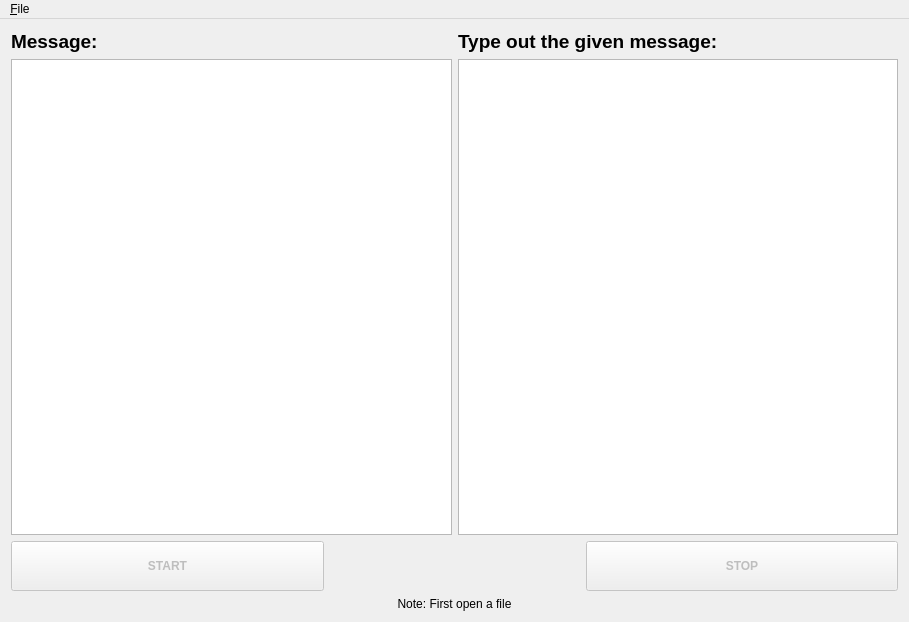
Before: the Qt Designer form mainwindow.ui in mayank1495/speedify, drawn with Qt 5.
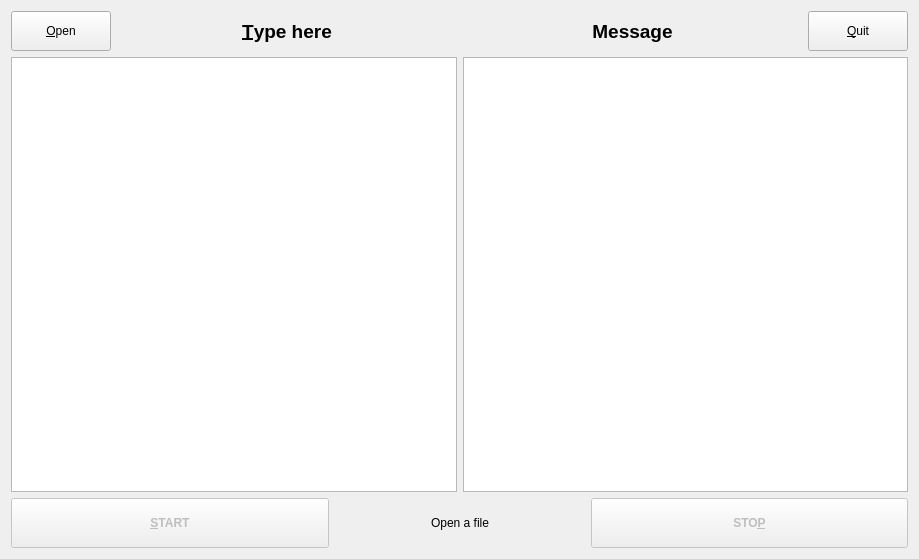
After: the same form once the commit is applied.

Diff of the .ui file:
```diff
--- a/mainwindow.ui
+++ b/mainwindow.ui
@@ -2,12 +2,15 @@
 <ui version="4.0">
  <class>MainWindow</class>
  <widget class="QMainWindow" name="MainWindow">
+  <property name="enabled">
+   <bool>true</bool>
+  </property>
   <property name="geometry">
    <rect>
     <x>0</x>
     <y>0</y>
-    <width>909</width>
-    <height>622</height>
+    <width>919</width>
+    <height>559</height>
    </rect>
   </property>
   <property name="windowTitle">
@@ -16,31 +19,140 @@
   <property name="animated">
    <bool>false</bool>
   </property>
+  <property name="tabShape">
+   <enum>QTabWidget::Rounded</enum>
+  </property>
   <widget class="QWidget" name="centralWidget">
    <layout class="QVBoxLayout" name="verticalLayout_3">
+    <item>
+     <layout class="QHBoxLayout" name="horizontalLayout_3">
+      <item>
+       <widget class="QPushButton" name="openBut">
+        <property name="sizePolicy">
+         <sizepolicy hsizetype="Minimum" vsizetype="Minimum">
+          <horstretch>0</horstretch>
+          <verstretch>0</verstretch>
+         </sizepolicy>
+        </property>
+        <property name="minimumSize">
+         <size>
+          <width>100</width>
+          <height>40</height>
+         </size>
+        </property>
+        <property name="maximumSize">
+         <size>
+          <width>100</width>
+          <height>40</height>
+         </size>
+        </property>
+        <property name="text">
+         <string>&amp;Open</string>
+        </property>
+       </widget>
+      </item>
+      <item>
+       <widget class="QLabel" name="label">
+        <property name="font">
+         <font>
+          <pointsize>14</pointsize>
+          <weight>75</weight>
+          <bold>true</bold>
+         </font>
+        </property>
+        <property name="text">
+         <string>&amp;Type here</string>
+        </property>
+        <property name="alignment">
+         <set>Qt::AlignCenter</set>
+        </property>
+        <property name="buddy">
+         <cstring>enterText</cstring>
+        </property>
+       </widget>
+      </item>
+      <item>
+       <widget class="QLabel" name="label_4">
+        <property name="font">
+         <font>
+          <pointsize>14</pointsize>
+          <weight>75</weight>
+          <bold>true</bold>
+         </font>
+        </property>
+        <property name="text">
+         <string>Message</string>
+        </property>
+        <property name="alignment">
+         <set>Qt::AlignCenter</set>
+        </property>
+       </widget>
+      </item>
+      <item>
+       <widget class="QPushButton" name="quitBut">
+        <property name="sizePolicy">
+         <sizepolicy hsizetype="Minimum" vsizetype="Minimum">
+          <horstretch>0</horstretch>
+          <verstretch>0</verstretch>
+         </sizepolicy>
+        </property>
+        <property name="minimumSize">
+         <size>
+          <width>100</width>
+          <height>40</height>
+         </size>
+        </property>
+        <property name="maximumSize">
+         <size>
+          <width>100</width>
+          <height>40</height>
+         </size>
+        </property>
+        <property name="text">
+         <string>&amp;Quit</string>
+        </property>
+       </widget>
+      </item>
+     </layout>
+    </item>
     <item>
      <layout class="QHBoxLayout" name="horizontalLayout_2">
+      <item>
+       <layout class="QVBoxLayout" name="verticalLayout">
+        <item>
+         <widget class="QTextEdit" name="enterText">
+          <property name="minimumSize">
+           <size>
+            <width>300</width>
+            <height>300</height>
+           </size>
+          </property>
+          <property name="styleSheet">
+           <string notr="true">font: 9pt &quot;Sans Serif&quot;;</string>
+          </property>
+          <property name="readOnly">
+           <bool>true</bool>
+          </property>
+          <property name="textInteractionFlags">
+           <set>Qt::NoTextInteraction</set>
+          </property>
+         </widget>
+        </item>
+       </layout>
+      </item>
       <item>
        <layout class="QVBoxLayout" name="verticalLayout_2">
-        <item>
-         <widget class="QLabel" name="label_4">
-          <property name="font">
-           <font>
-            <pointsize>14</pointsize>
-            <weight>75</weight>
-            <bold>true</bold>
-           </font>
-          </property>
-          <property name="text">
-           <string>Message:</string>
-          </property>
-         </widget>
-        </item>
         <item>
          <widget class="QTextEdit" name="fileText">
           <property name="enabled">
            <bool>true</bool>
           </property>
+          <property name="minimumSize">
+           <size>
+            <width>300</width>
+            <height>300</height>
+           </size>
+          </property>
           <property name="font">
            <font>
             <family>Droid Sans Georgian</family>
@@ -63,37 +175,6 @@
         </item>
        </layout>
       </item>
-      <item>
-       <layout class="QVBoxLayout" name="verticalLayout">
-        <item>
-         <widget class="QLabel" name="label">
-          <property name="font">
-           <font>
-            <pointsize>14</pointsize>
-            <weight>75</weight>
-            <bold>true</bold>
-           </font>
-          </property>
-          <property name="text">
-           <string>Type out the given message:</string>
-          </property>
-         </widget>
-        </item>
-        <item>
-         <widget class="QTextEdit" name="enterText">
-          <property name="styleSheet">
-           <string notr="true">font: 9pt &quot;Sans Serif&quot;;</string>
-          </property>
-          <property name="readOnly">
-           <bool>true</bool>
-          </property>
-          <property name="textInteractionFlags">
-           <set>Qt::NoTextInteraction</set>
-          </property>
-         </widget>
-        </item>
-       </layout>
-      </item>
      </layout>
     </item>
     <item>
@@ -119,7 +200,7 @@
          </font>
         </property>
         <property name="text">
-         <string>START</string>
+         <string>&amp;START</string>
         </property>
        </widget>
       </item>
@@ -138,7 +219,7 @@
          </size>
         </property>
         <property name="text">
-         <string/>
+         <string>Open a file</string>
         </property>
         <property name="alignment">
          <set>Qt::AlignCenter</set>
@@ -166,42 +247,14 @@
          </font>
         </property>
         <property name="text">
-         <string>STOP</string>
+         <string>STO&amp;P</string>
         </property>
        </widget>
       </item>
      </layout>
     </item>
-    <item>
-     <widget class="QLabel" name="label_5">
-      <property name="text">
-       <string>Note: First open a file</string>
-      </property>
-      <property name="alignment">
-       <set>Qt::AlignCenter</set>
-      </property>
-     </widget>
-    </item>
    </layout>
   </widget>
-  <widget class="QMenuBar" name="menuBar">
-   <property name="geometry">
-    <rect>
-     <x>0</x>
-     <y>0</y>
-     <width>909</width>
-     <height>28</height>
-    </rect>
-   </property>
-   <widget class="QMenu" name="menuFile">
-    <property name="title">
-     <string>&amp;File</string>
-    </property>
-    <addaction name="actionOpen"/>
-    <addaction name="actionExit"/>
-   </widget>
-   <addaction name="menuFile"/>
-  </widget>
   <action name="actionOpen">
    <property name="text">
     <string>&amp;Open</string>
```
Left out of the diff: 39 changed lines with no effect on the pictures.
